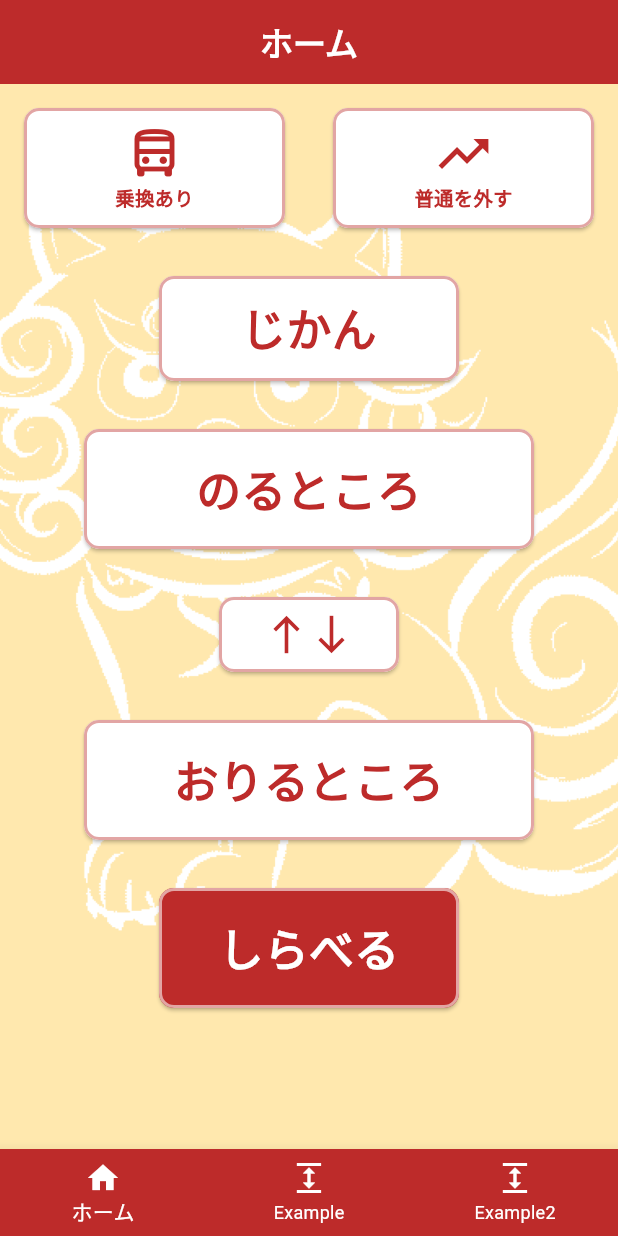
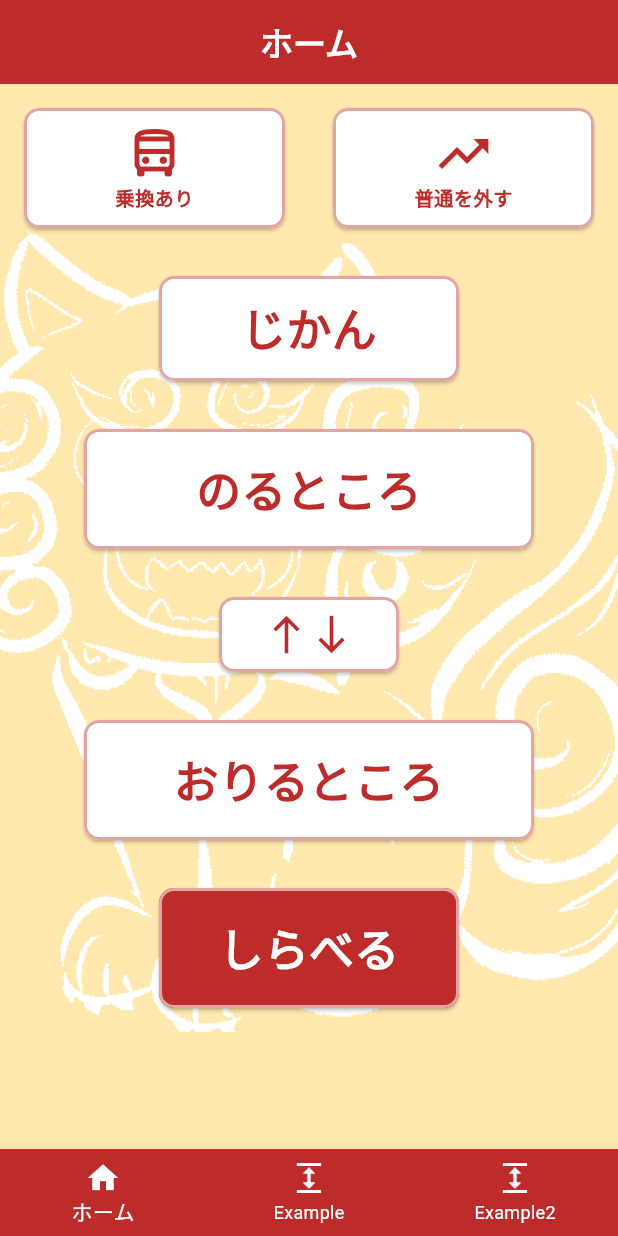
Before and after one commit to Yoshidagumi-group5/bus_app, a Flutter app: the screen it shows after launch, on a phone screen of 412 x 824 dp. Run offline on Flutter 3.47's test engine with Material 3 defaults, Android fonts, the light colour scheme and no system bars; our stand-ins replace flutter_riverpod.

Commit message:
背景画像（シーサー）の位置変更

```diff
--- a/lib/pages/home_page.dart
+++ b/lib/pages/home_page.dart
@@ -20,13 +20,14 @@ class HomePage extends ConsumerWidget {
             ),
           ),
         ),
-        backgroundColor: const Color.fromARGB(255, 189, 43, 43),
+        backgroundColor: const Color(0xFFBD2B2B),
       ),
       body: SingleChildScrollView(
         child: Container(
           decoration: const BoxDecoration(
-            color: const Color.fromARGB(255, 255, 232, 174),
+            color: const Color(0xFFFFE8AE),
             image: DecorationImage(
+              alignment: Alignment.topCenter,
               image: AssetImage('assets/images/shisa_touka_trimming.png'),
               fit: BoxFit.fitWidth,
             ),
```
Also changed, not shown: assets/images/shisa_touka_trimming.png.
